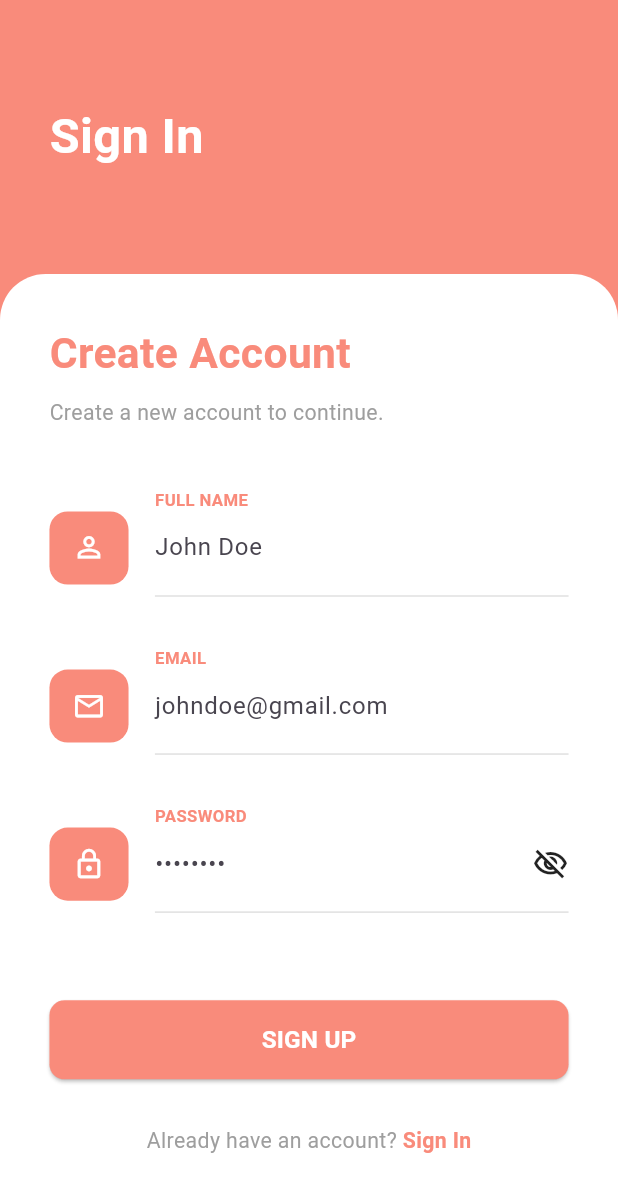
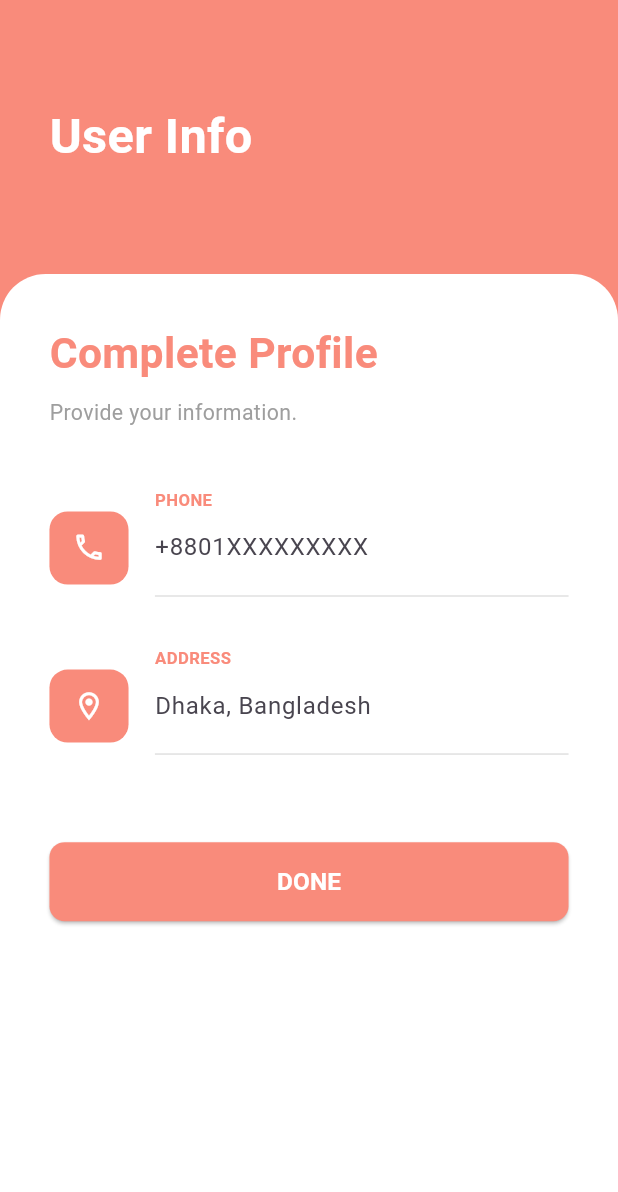
Before and after one commit to tomzitAhamad/ecom_firebase, a Flutter app: the SignupScreen screen opened directly, after a tap on "SIGN UP", on a phone screen of 412 x 824 dp. Shown: the top 1192 px of the screen. Run offline on Flutter 3.47's test engine with Material 3 defaults, Android fonts, the phone set to English and light mode, and no system bars; our stand-ins replace firebase_core, flutter_screenutil; accounts and stored records are empty.

Commit message:
updated navigation cycle and added user info screen

```diff
--- a/lib/features/auth/presentation/screens/login_screen.dart
+++ b/lib/features/auth/presentation/screens/login_screen.dart
@@ -2,9 +2,9 @@ import 'package:ecom_firebase/core/constants/app_colors.dart';
 import 'package:ecom_firebase/features/auth/presentation/screens/signup_screen.dart';
 import 'package:ecom_firebase/features/auth/presentation/widgets/auth_button.dart';
 import 'package:ecom_firebase/features/auth/presentation/widgets/auth_footer.dart';
+import 'package:ecom_firebase/features/auth/presentation/widgets/auth_header.dart';
 import 'package:ecom_firebase/features/auth/presentation/widgets/auth_textfield.dart';
-
-import 'package:ecom_firebase/features/auth/presentation/widgets/sign_in_header.dart';
+import 'package:ecom_firebase/features/home/presentation/screens/home_screen.dart';
 import 'package:flutter/material.dart';
 import 'package:flutter_screenutil/flutter_screenutil.dart';
 
@@ -27,7 +27,7 @@ class _LoginScreenState extends State<LoginScreen> {
       backgroundColor: AppColors.deepOrange,
       body: Column(
         children: [
-          const SignInHeader(),
+          const AuthHeader(title: "Sign In"),
 
           Expanded(
             child: Container(
@@ -95,7 +95,15 @@ class _LoginScreenState extends State<LoginScreen> {
 
                     SizedBox(height: 50.h),
 
-                    AuthButton(title: "SIGN IN", onTap: () {}),
+                    AuthButton(
+                      title: "SIGN IN",
+                      onTap: () {
+                        Navigator.pushReplacement(
+                          context,
+                          MaterialPageRoute(builder: (_) => HomeScreen()),
+                        );
+                      },
+                    ),
 
                     SizedBox(height: 30.h),
 
@@ -103,7 +111,7 @@ class _LoginScreenState extends State<LoginScreen> {
                       questionText: "Don't have an account? ",
                       actionText: "Sign Up",
                       onTap: () {
-                        Navigator.push(
+                        Navigator.pushReplacement(
                           context,
                           MaterialPageRoute(
                             builder: (_) => const SignupScreen(),
--- a/lib/features/auth/presentation/screens/signup_screen.dart
+++ b/lib/features/auth/presentation/screens/signup_screen.dart
@@ -1,8 +1,9 @@
 import 'package:ecom_firebase/core/constants/app_colors.dart';
+import 'package:ecom_firebase/features/auth/presentation/screens/user_info_screen.dart';
 import 'package:ecom_firebase/features/auth/presentation/widgets/auth_button.dart';
 import 'package:ecom_firebase/features/auth/presentation/widgets/auth_footer.dart';
+import 'package:ecom_firebase/features/auth/presentation/widgets/auth_header.dart';
 import 'package:ecom_firebase/features/auth/presentation/widgets/auth_textfield.dart';
-import 'package:ecom_firebase/features/auth/presentation/widgets/sign_in_header.dart';
 import 'package:flutter/material.dart';
 import 'package:flutter_screenutil/flutter_screenutil.dart';
 
@@ -34,7 +35,7 @@ class _SignupScreenState extends State<SignupScreen> {
       backgroundColor: AppColors.deepOrange,
       body: Column(
         children: [
-          const SignInHeader(),
+          const AuthHeader(title: "Sign Up"),
 
           Expanded(
             child: Container(
@@ -113,7 +114,17 @@ class _SignupScreenState extends State<SignupScreen> {
 
                     SizedBox(height: 50.h),
 
-                    AuthButton(title: "SIGN UP", onTap: () {}),
+                    AuthButton(
+                      title: "SIGN UP",
+                      onTap: () {
+                        Navigator.push(
+                          context,
+                          MaterialPageRoute(
+                            builder: (_) => const UserInfoScreen(),
+                          ),
+                        );
+                      },
+                    ),
 
                     SizedBox(height: 30.h),
 
--- a/lib/features/auth/presentation/screens/user_info_screen.dart
+++ b/lib/features/auth/presentation/screens/user_info_screen.dart
@@ -0,0 +1,109 @@
+import 'package:ecom_firebase/core/constants/app_colors.dart';
+import 'package:ecom_firebase/features/auth/presentation/screens/login_screen.dart';
+import 'package:ecom_firebase/features/auth/presentation/widgets/auth_button.dart';
+import 'package:ecom_firebase/features/auth/presentation/widgets/auth_header.dart';
+import 'package:ecom_firebase/features/auth/presentation/widgets/auth_textfield.dart';
+
+import 'package:ecom_firebase/features/home/presentation/screens/home_screen.dart';
+import 'package:flutter/material.dart';
+import 'package:flutter_screenutil/flutter_screenutil.dart';
+
+class UserInfoScreen extends StatefulWidget {
+  const UserInfoScreen({super.key});
+
+  @override
+  State<UserInfoScreen> createState() => _UserInfoScreenState();
+}
+
+class _UserInfoScreenState extends State<UserInfoScreen> {
+  final phoneController = TextEditingController();
+  final addressController = TextEditingController();
+
+  @override
+  void dispose() {
+    phoneController.dispose();
+    addressController.dispose();
+    super.dispose();
+  }
+
+  @override
+  Widget build(BuildContext context) {
+    return Scaffold(
+      backgroundColor: AppColors.deepOrange,
+      body: Column(
+        children: [
+          const AuthHeader(title: "User Info"),
+
+          Expanded(
+            child: Container(
+              width: double.infinity,
+              padding: EdgeInsets.all(30.w),
+              decoration: BoxDecoration(
+                color: Colors.white,
+                borderRadius: BorderRadius.only(
+                  topLeft: Radius.circular(30.r),
+                  topRight: Radius.circular(30.r),
+                ),
+              ),
+              child: SingleChildScrollView(
+                child: Column(
+                  crossAxisAlignment: CrossAxisAlignment.start,
+                  children: [
+                    Text(
+                      "Complete Profile",
+                      style: TextStyle(
+                        fontSize: 28.sp,
+                        fontWeight: FontWeight.bold,
+                        color: AppColors.deepOrange,
+                      ),
+                    ),
+
+                    SizedBox(height: 8.h),
+
+                    Text(
+                      "Provide your information.",
+                      style: TextStyle(color: Colors.grey, fontSize: 14.sp),
+                    ),
+
+                    SizedBox(height: 40.h),
+
+                    AuthTextField(
+                      label: "Phone",
+                      hint: "+8801XXXXXXXXX",
+                      icon: Icons.phone_outlined,
+                      controller: phoneController,
+                      keyboardType: TextInputType.phone,
+                    ),
+
+                    SizedBox(height: 25.h),
+
+                    AuthTextField(
+                      label: "Address",
+                      hint: "Dhaka, Bangladesh",
+                      icon: Icons.location_on_outlined,
+                      controller: addressController,
+                    ),
+
+                    SizedBox(height: 50.h),
+
+                    AuthButton(
+                      title: "DONE",
+                      onTap: () {
+                        Navigator.push(
+                          context,
+                          MaterialPageRoute(
+                            builder: (_) => const LoginScreen(),
+                          ),
+                        );
+                      },
+                    ),
+                  ],
+                ),
+              ),
+            ),
+          ),
+        ],
+      ),
+    );
+  }
+}
--- a/lib/features/auth/presentation/widgets/sign_in_header.dart
+++ b/lib/features/auth/presentation/widgets/auth_header.dart
@@ -1,8 +1,11 @@
+import 'package:ecom_firebase/core/constants/app_colors.dart';
 import 'package:flutter/material.dart';
 import 'package:flutter_screenutil/flutter_screenutil.dart';
 
-class SignInHeader extends StatelessWidget {
-  const SignInHeader({super.key});
+class AuthHeader extends StatelessWidget {
+  final String title;
+
+  const AuthHeader({super.key, required this.title});
 
   @override
   Widget build(BuildContext context) {
@@ -14,7 +17,7 @@ class SignInHeader extends StatelessWidget {
         child: Align(
           alignment: Alignment.centerLeft,
           child: Text(
-            "Sign In",
+            title,
             style: TextStyle(
               color: Colors.white,
               fontSize: 32.sp,
--- a/lib/features/home/presentation/screens/home_screen.dart
+++ b/lib/features/home/presentation/screens/home_screen.dart
@@ -0,0 +1,12 @@
+import 'package:flutter/material.dart';
+
+class HomeScreen extends StatelessWidget {
+  const HomeScreen({super.key});
+
+  @override
+  Widget build(BuildContext context) {
+    return const Scaffold(
+      body: Center(child: Text("Home Screen", style: TextStyle(fontSize: 24))),
+    );
+  }
+}
```
